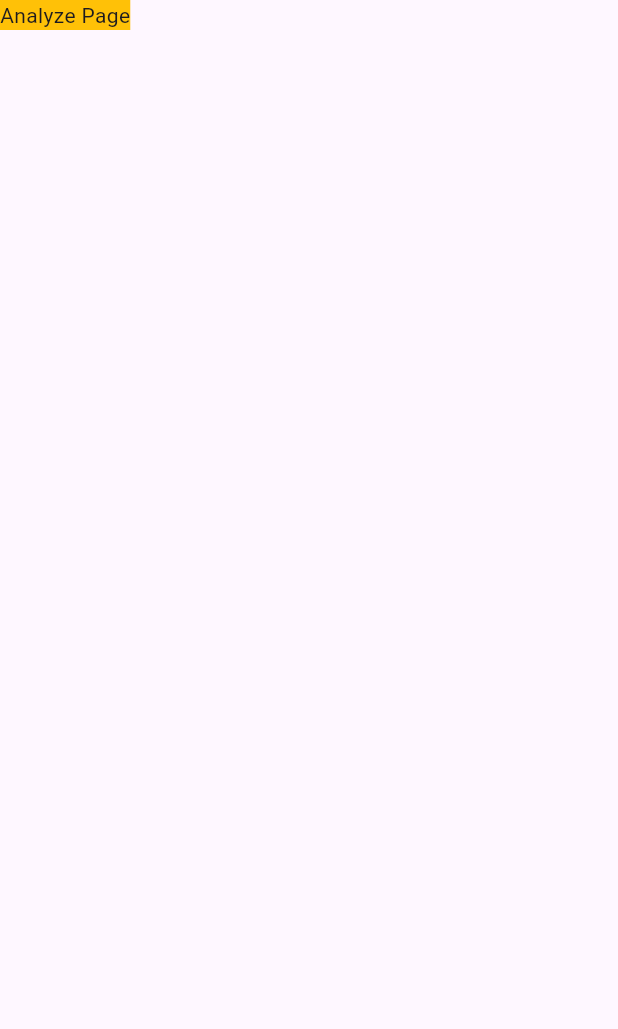
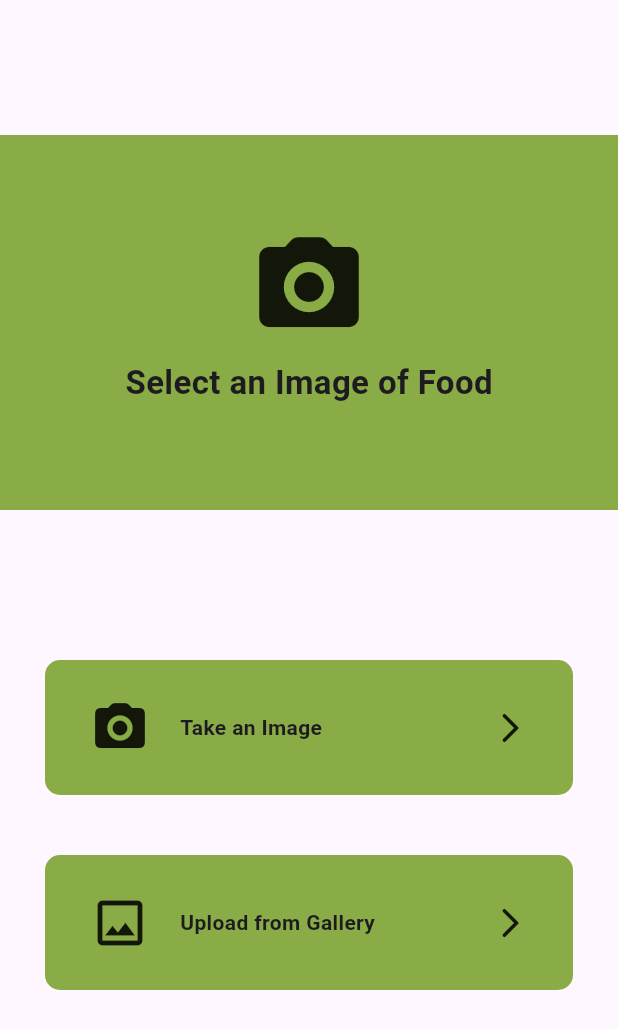
Before and after one commit to RasonYudha4/nutrical, a Flutter app: the AnalyzePage screen opened directly, on a phone screen of 412 x 824 dp. Shown: the top 1029 px of the screen. Run offline on Flutter 3.47's test engine with Material 3 defaults, Android fonts, the phone set to English and light mode, and no system bars; our stand-ins replace bloc, cloud_firestore, equatable, firebase_auth, firebase_core, flutter_bloc and 3 more; missing offline and left inert: flow_builder; accounts and stored records are empty.

Commit message:
Adding the take an image and upload in the analyze page

```diff
--- a/lib/views/analyze/analyze_page.dart
+++ b/lib/views/analyze/analyze_page.dart
@@ -1,16 +1,147 @@
+import 'dart:io';
+
 import 'package:flutter/material.dart';
+import 'package:image_picker/image_picker.dart';
 
-class AnalyzePage extends StatelessWidget {
+class AnalyzePage extends StatefulWidget {
   const AnalyzePage({super.key});
+
+  @override
+  State<AnalyzePage> createState() => _AnalyzePageState();
+}
+
+class _AnalyzePageState extends State<AnalyzePage> {
+  File? _image;
+  final ImagePicker _picker = ImagePicker();
+
+  Future<void> _takePhoto() async {
+    try {
+      final XFile? photo = await _picker.pickImage(source: ImageSource.camera);
+      if (photo != null) {
+        setState(() {
+          _image = File(photo.path);
+        });
+      }
+    } catch (e) {
+      print('Error taking photo: $e');
+    }
+  }
+
+  Future<void> _pickImageFromGallery() async {
+    try {
+      final XFile? image = await _picker.pickImage(source: ImageSource.gallery);
+      if (image != null) {
+        setState(() {
+          _image = File(image.path);
+        });
+      }
+    } catch (e) {
+      print('Error picking image: $e');
+    }
+  }
 
   @override
   Widget build(BuildContext context) {
     return Scaffold(
       body: Column(
         children: [
+          SizedBox(height: 90),
           Container(
-            decoration: BoxDecoration(color: Colors.amber),
-            child: Text("Analyze Page"),
+            decoration: BoxDecoration(color: Color(0xFF89AC46)),
+            height: 250,
+            child:
+                _image == null
+                    ? Center(
+                      child: Column(
+                        mainAxisAlignment: MainAxisAlignment.center,
+                        children: [
+                          Icon(Icons.camera_alt_rounded, size: 80),
+                          Padding(
+                            padding: const EdgeInsets.all(8.0),
+                            child: Text(
+                              "Select an Image of Food",
+                              style: TextStyle(
+                                fontWeight: FontWeight.bold,
+                                fontSize: 22,
+                              ),
+                            ),
+                          ),
+                        ],
+                      ),
+                    )
+                    : Image.file(
+                      _image!,
+                      width: double.infinity,
+                      height: 250,
+                      fit: BoxFit.cover,
+                    ),
+          ),
+          SizedBox(height: 100),
+          Padding(
+            padding: EdgeInsets.symmetric(horizontal: 30),
+            child: Column(
+              children: [
+                GestureDetector(
+                  onTap: _takePhoto,
+                  child: Container(
+                    decoration: BoxDecoration(
+                      color: Color(0xFF89AC46),
+                      borderRadius: BorderRadius.circular(10),
+                    ),
+                    height: 90,
+                    child: Padding(
+                      padding: const EdgeInsets.symmetric(horizontal: 30.0),
+                      child: Row(
+                        mainAxisAlignment: MainAxisAlignment.spaceBetween,
+                        children: [
+                          Row(
+                            children: [
+                              Icon(Icons.camera_alt_rounded, size: 40),
+                              SizedBox(width: 20),
+                              Text(
+                                "Take an Image",
+                                style: TextStyle(fontWeight: FontWeight.w600),
+                              ),
+                            ],
+                          ),
+                          Icon(Icons.arrow_forward_ios_rounded),
+                        ],
+                      ),
+                    ),
+                  ),
+                ),
+                SizedBox(height: 40),
+                GestureDetector(
+                  onTap: _pickImageFromGallery,
+                  child: Container(
+                    decoration: BoxDecoration(
+                      color: Color(0xFF89AC46),
+                      borderRadius: BorderRadius.circular(10),
+                    ),
+                    height: 90,
+                    child: Padding(
+                      padding: const EdgeInsets.symmetric(horizontal: 30.0),
+                      child: Row(
+                        mainAxisAlignment: MainAxisAlignment.spaceBetween,
+                        children: [
+                          Row(
+                            children: [
+                              Icon(Icons.image_outlined, size: 40),
+                              SizedBox(width: 20),
+                              Text(
+                                "Upload from Gallery",
+                                style: TextStyle(fontWeight: FontWeight.w600),
+                              ),
+                            ],
+                          ),
+                          Icon(Icons.arrow_forward_ios_rounded),
+                        ],
+                      ),
+                    ),
+                  ),
+                ),
+              ],
+            ),
           ),
         ],
       ),
--- a/pubspec.yaml
+++ b/pubspec.yaml
@@ -19,6 +19,7 @@ dependencies:
   provider: ^6.1.4
   formz: ^0.8.0
   flutter_gemini: ^3.0.0
+  image_picker: ^1.1.2
 
 dev_dependencies:
   flutter_test:
```
Also changed, not shown: pubspec.lock, 5 other files.
